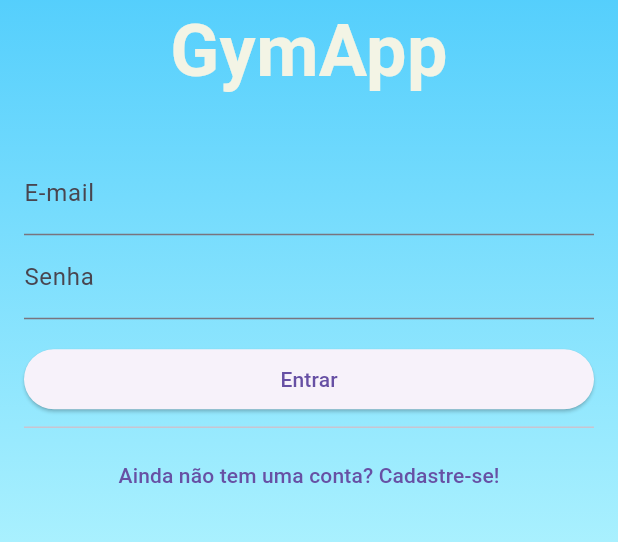
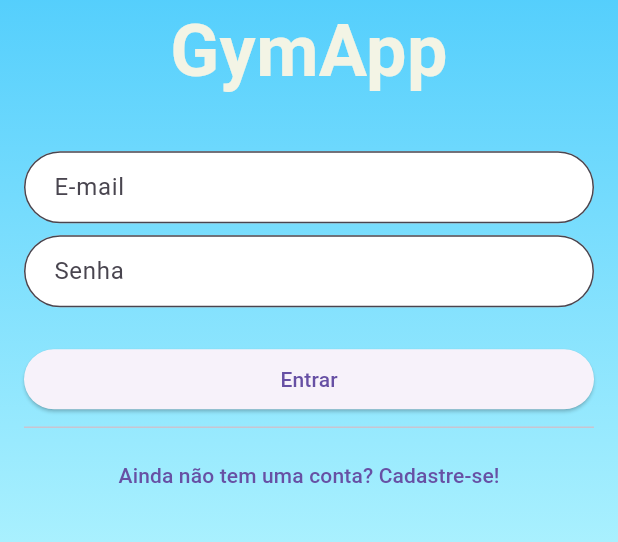
Before and after one commit to Moises-Jorge/gymapp, a Flutter app: the screen it shows after launch, on a phone screen of 412 x 824 dp, the part 550-1092 px from its top. Run offline on Flutter 3.47's test engine with Material 3 defaults, Android fonts, the phone set to English and light mode, and no system bars.

Commit message:
Personalizando o formulario

```diff
--- /dev/null
+++ b/lib/componentes/decoracao_campo_autenticacao.dart
@@ -0,0 +1,20 @@
+import 'package:flutter/material.dart';
+import 'package:gymapp/_comum/minhas_cores.dart';
+
+InputDecoration getAuthenticationInputDecoration(String label) {
+  return InputDecoration(
+    hintText: label,
+    fillColor: Colors.white,
+    filled: true,
+    contentPadding: EdgeInsets.fromLTRB(16, 8, 16, 8),
+    border: OutlineInputBorder(borderRadius: BorderRadius.circular(64)),
+    /* enabledBorder: OutlineInputBorder(
+      borderRadius: BorderRadius.circular(64),
+      borderSide: BorderSide(color: Colors.black, width: 2),
+    ), */
+    focusedBorder: OutlineInputBorder(
+      borderRadius: BorderRadius.circular(64),
+      borderSide: BorderSide(color: MinhasCores.azulEscuro, width: 4),
+    ),
+  );
+}
--- a/lib/telas/autenticacao_tela.dart
+++ b/lib/telas/autenticacao_tela.dart
@@ -1,5 +1,6 @@
 import 'package:flutter/material.dart';
 import 'package:gymapp/_comum/minhas_cores.dart';
+import 'package:gymapp/componentes/decoracao_campo_autenticacao.dart';
 
 class AutenticacaoTela extends StatefulWidget {
   const AutenticacaoTela({super.key});
@@ -52,25 +53,28 @@ class _AutenticacaoTelaState extends State<AutenticacaoTela> {
                       ),
                       SizedBox(height: 32),
                       TextFormField(
-                        decoration: InputDecoration(label: Text("E-mail")),
+                        decoration: getAuthenticationInputDecoration("E-mail"),
                       ),
+                      SizedBox(height: 8),
                       TextFormField(
-                        decoration: InputDecoration(label: Text("Senha")),
+                        decoration: getAuthenticationInputDecoration("Senha"),
                         obscureText: true,
                       ),
+                      SizedBox(height: 8),
                       Visibility(
                         visible: !queroEntrar,
                         child: Column(
                           children: [
                             TextFormField(
-                              decoration: InputDecoration(
-                                label: Text("Confirme Senha"),
+                              decoration: getAuthenticationInputDecoration(
+                                "Confirme a Senha",
                               ),
                               obscureText: true,
                             ),
+                            SizedBox(height: 8),
                             TextFormField(
-                              decoration: InputDecoration(
-                                label: Text("Nome de Usuário"),
+                              decoration: getAuthenticationInputDecoration(
+                                "Nome",
                               ),
                             ),
                           ],
```
